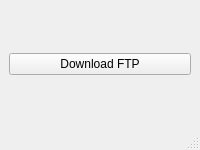
Old version of the form HelloFTP/mainwindow.ui in the repository xpress-embedo/Qt.
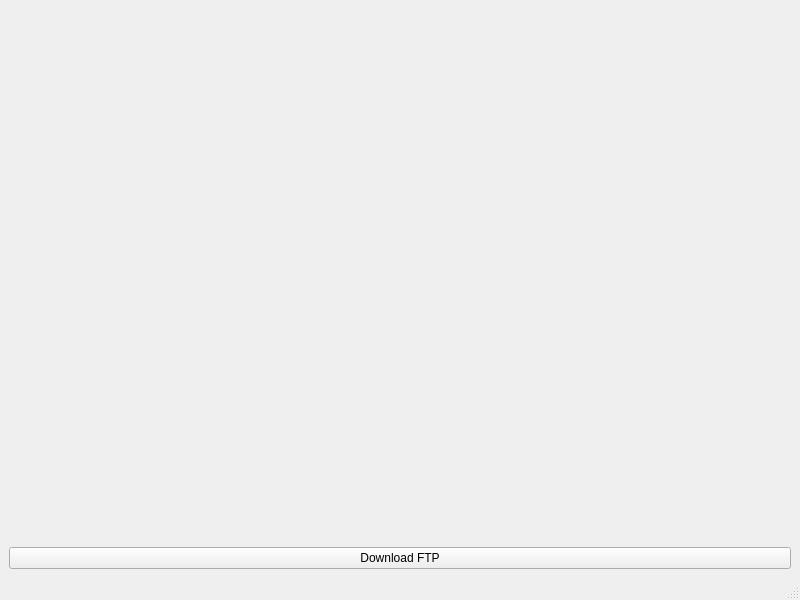
New version of the form.

Commit message: added code but not working

The edit to the form file:
```diff
--- a/HelloFTP/mainwindow.ui
+++ b/HelloFTP/mainwindow.ui
@@ -6,8 +6,8 @@
    <rect>
     <x>0</x>
     <y>0</y>
-    <width>200</width>
-    <height>150</height>
+    <width>800</width>
+    <height>600</height>
    </rect>
   </property>
   <property name="windowTitle">
@@ -15,6 +15,9 @@
   </property>
   <widget class="QWidget" name="centralwidget">
    <layout class="QVBoxLayout" name="verticalLayout">
+    <item>
+     <widget class="QWidget" name="PlotWidget" native="true"/>
+    </item>
     <item>
      <widget class="QPushButton" name="btnDownload">
       <property name="text">
```
Left out of the diff: 4 changed lines with no effect on the pictures. The commit also changes 2 other files.
